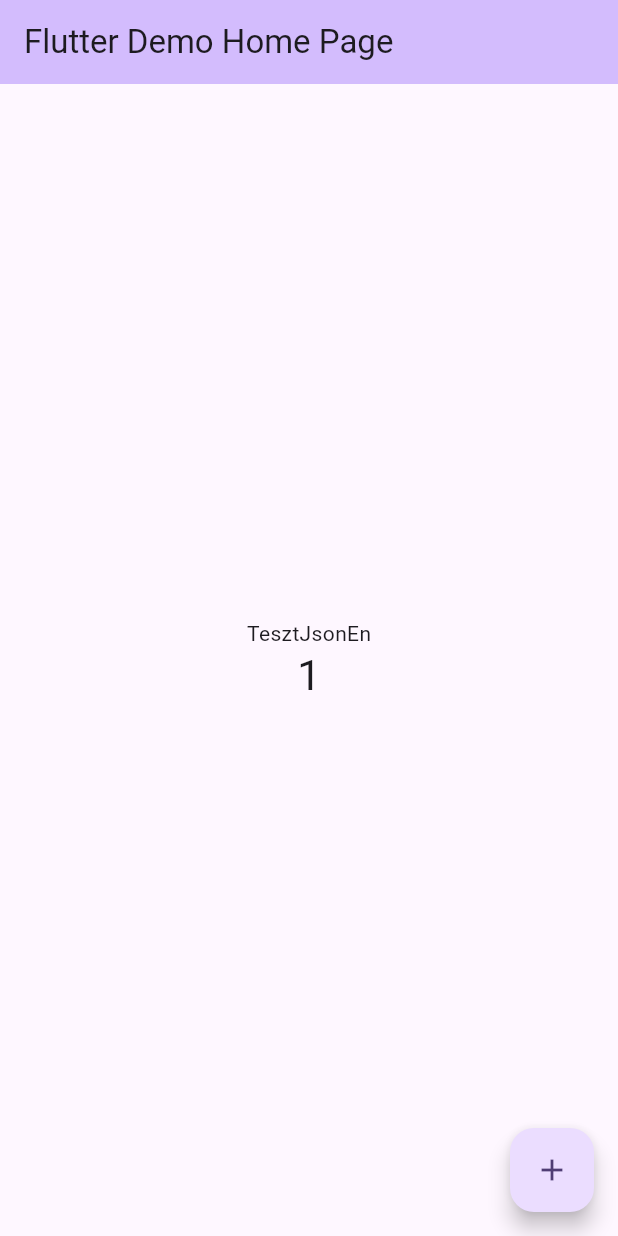
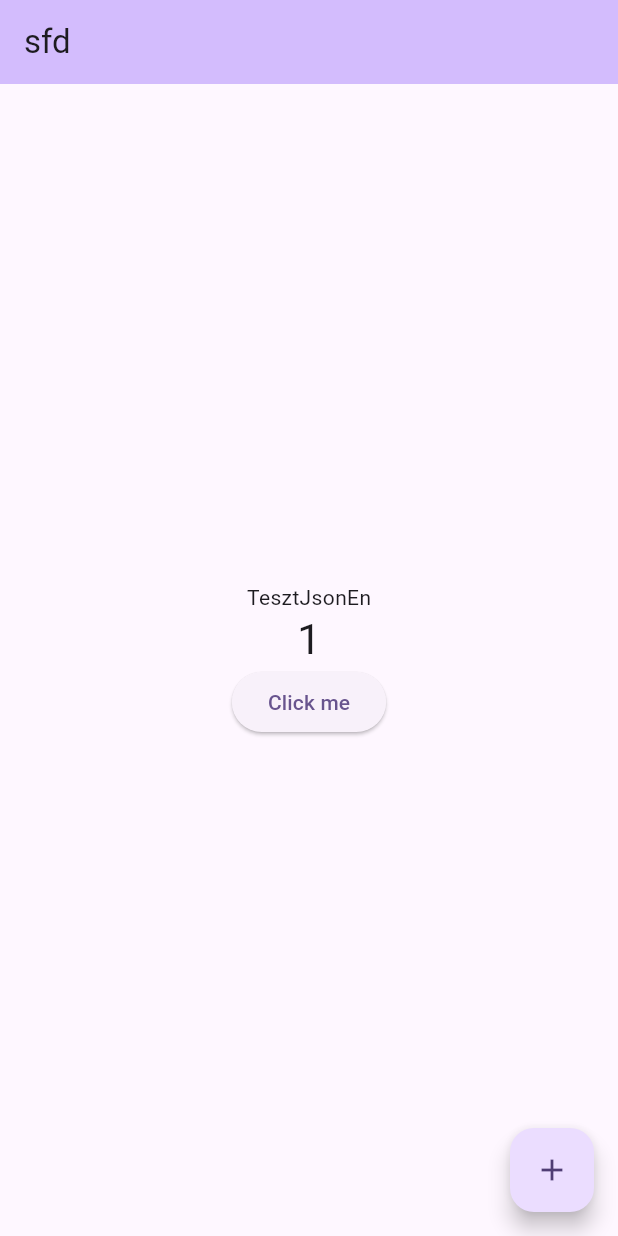
Before and after one commit to csakos05/fitnessMobileApp, a Flutter app: the screen it shows after launch, after a tap on the "add" icon, on a phone screen of 412 x 824 dp. Run offline on Flutter 3.47's test engine with Material 3 defaults, Android fonts, the phone set to English and light mode, and no system bars; our stand-ins replace get_it, go_router.

Commit message:
routing is okay

```diff
--- /dev/null
+++ b/fitt_app/lib/index.dart
@@ -0,0 +1,3 @@
+export 'package:fitt_app/main.dart';
+export 'package:fitt_app/test_page.dart';
+export 'package:fitt_app/infrastructure/routes/navigation_service.dart';
--- /dev/null
+++ b/fitt_app/lib/infrastructure/routes/navigation_routes.dart
@@ -0,0 +1,4 @@
+enum NavigationRoutes {
+  home,
+  test,
+}
--- /dev/null
+++ b/fitt_app/lib/infrastructure/routes/navigation_service.dart
@@ -0,0 +1,26 @@
+import 'package:fitt_app/infrastructure/routes/navigation_routes.dart';
+import 'package:flutter/material.dart';
+import 'package:go_router/go_router.dart';
+
+class AppNavigationService {
+  final BuildContext context;
+
+  AppNavigationService._(this.context);
+
+  /// Access the navigation service from any widget with a BuildContext
+  static AppNavigationService of(BuildContext context) {
+    return AppNavigationService._(context);
+  }
+
+  String _createRoutePath(NavigationRoutes route) {
+    return '/${route.name}';
+  }
+
+  void goToRoute({required NavigationRoutes route, Object? extra}) {
+    GoRouter.of(context).go(_createRoutePath(route), extra: extra);
+  }
+
+  void navigateToTest() {
+    goToRoute(route: NavigationRoutes.test);
+  }
+}
--- /dev/null
+++ b/fitt_app/lib/infrastructure/routes/routes.dart
@@ -0,0 +1,24 @@
+import 'package:fitt_app/infrastructure/routes/top_level_redirect_handler.dart';
+import 'package:flutter/material.dart';
+import 'package:go_router/go_router.dart';
+import 'package:fitt_app/index.dart';
+
+GoRouter createRouterConfiguration () => GoRouter(
+  redirect: topLevelRedirectHandler,
+  routes: <RouteBase>[
+    GoRoute(
+      path: '/',
+      builder: (BuildContext context, GoRouterState state) {
+        return const MyHomePage(title: 'sfd',);
+      },
+      routes: [
+        GoRoute(
+          path: '/test',
+          builder: (BuildContext context, GoRouterState state) {
+            return const TestPage();
+          },
+        ),
+      ]
+    ),
+  ],
+);
--- /dev/null
+++ b/fitt_app/lib/infrastructure/routes/top_level_redirect_handler.dart
@@ -0,0 +1,12 @@
+import 'dart:async';
+
+import 'package:flutter/material.dart';
+import 'package:go_router/go_router.dart';
+
+FutureOr<String?> topLevelRedirectHandler(BuildContext context, GoRouterState state) async {
+
+  // By default no redirect is needed
+  String? redirectUrl;
+
+  return redirectUrl;
+}
--- a/fitt_app/lib/main.dart
+++ b/fitt_app/lib/main.dart
@@ -2,6 +2,8 @@ import 'package:flutter/material.dart';
 import 'package:flutter_localizations/flutter_localizations.dart';
 import 'infrastructure/localization/app_localizations.dart';
 import 'infrastructure/localization/app_localizations_delegate.dart';
+import 'infrastructure/routes/routes.dart';
+import 'package:fitt_app/index.dart';
 
 void main() {
   runApp(const MyApp());
@@ -13,7 +15,8 @@ class MyApp extends StatelessWidget {
   // This widget is the root of your application.
   @override
   Widget build(BuildContext context) {
-    return MaterialApp(
+    return MaterialApp.router(
+      routerConfig: createRouterConfiguration(),
       title: 'Flutter Demo',
       localizationsDelegates: [
         AppLocalizationsDelegate(),
@@ -51,7 +54,6 @@ class MyApp extends StatelessWidget {
         // tested with just a hot reload.
         colorScheme: ColorScheme.fromSeed(seedColor: Colors.deepPurple),
       ),
-      home: const MyHomePage(title: 'Flutter Demo Home Page'),
     );
   }
 }
@@ -131,6 +133,10 @@ class _MyHomePageState extends State<MyHomePage> {
               '$_counter',
               style: Theme.of(context).textTheme.headlineMedium,
             ),
+            ElevatedButton(onPressed: () {
+              final AppNavigationService navigationService = AppNavigationService.of(context);
+              navigationService.navigateToTest();
+            }, child: Text('Click me') )
           ],
         ),
       ),
--- a/fitt_app/pubspec.yaml
+++ b/fitt_app/pubspec.yaml
@@ -37,6 +37,7 @@ dependencies:
   get_it: ^8.2.0
   flutter_localizations:
     sdk: flutter
+  go_router: ^16.2.4
 
 dev_dependencies:
   flutter_test:
```
Also changed, not shown: fitt_app/lib/test_page.dart (added, +10 -0 lines), fitt_app/pubspec.lock.
